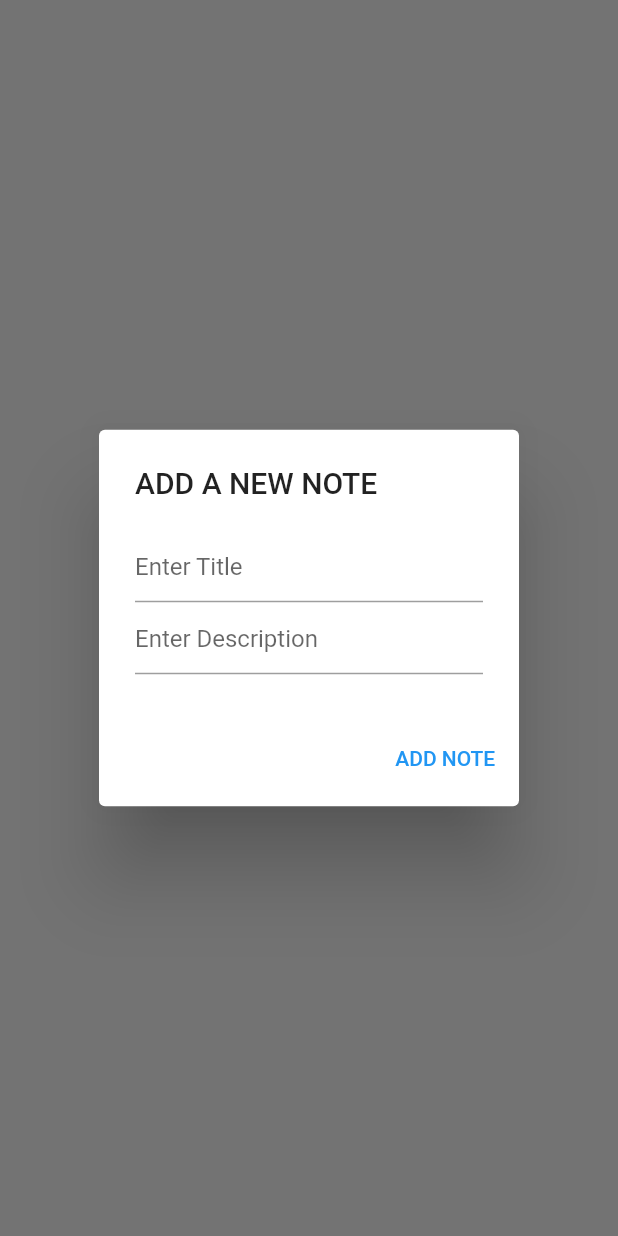
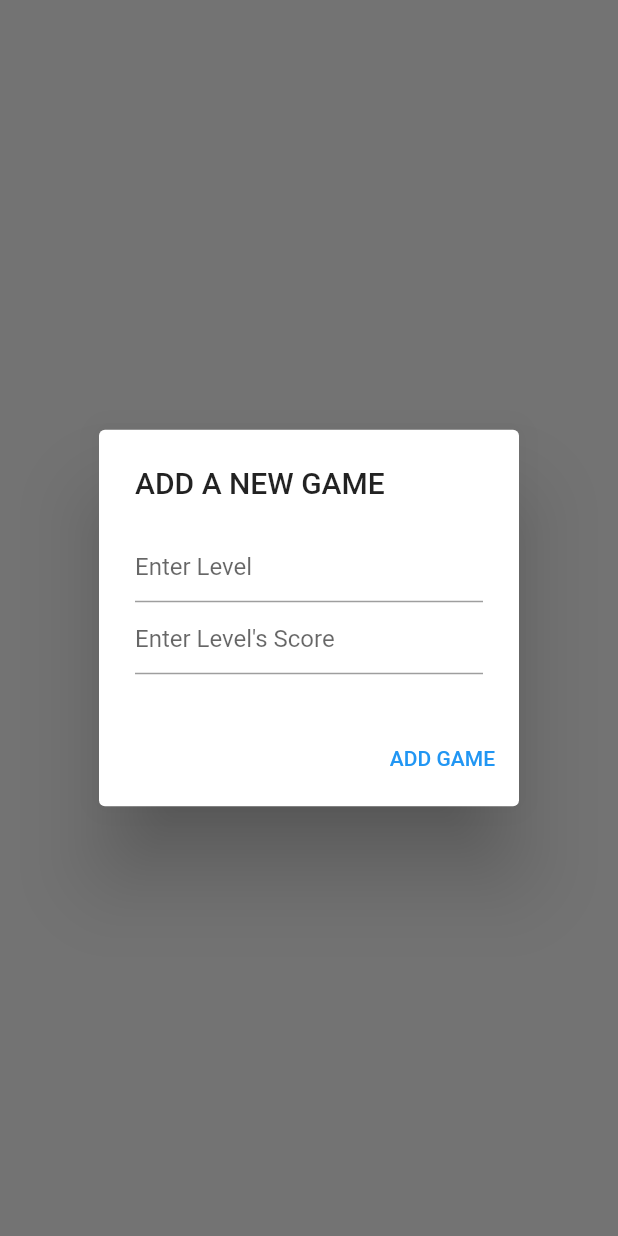
Before and after one commit to Abduallah-ELmaraghy/sparkhub_game, a Flutter app: what showAlertDialog() shows on an empty page, opened directly, on a phone screen of 412 x 824 dp. Run offline on Flutter 3.47's test engine with Material 2 defaults, Android fonts, the light colour scheme and no system bars; our stand-ins replace animated_splash_screen, assets_audio_player, cloud_firestore, firebase_core, flutter_login, flutter_tts and 6 more; missing offline and left inert: assets_audio_player_web, cloud_firestore_web, firebase_auth_web, firebase_core_web, shared_preferences_web; accounts and stored records are empty.

Commit message:
winningPage&Uifinal

```diff
--- /dev/null
+++ b/lib/models/memory_game_data_model.dart
@@ -0,0 +1,6 @@
+class Game {
+  String level;
+  String levelScore;
+
+  Game(this.level, this.levelScore);
+}
--- a/lib/models/memory_game_levels_model.dart
+++ b/lib/models/memory_game_levels_model.dart
@@ -1,6 +1,6 @@
 import 'package:flutter/material.dart';
 import 'package:cloud_firestore/cloud_firestore.dart';
-import '../providers/notes_provider.dart';
+import '../providers/memory_game_provider.dart';
 
 class Details {
   int level = 0;
--- a/lib/models/note.dart
+++ /dev/null
@@ -1,9 +0,0 @@
-import 'package:http/http.dart' as http;
-import 'dart:convert';
-
-class Note {
-  String title;
-  String description;
-
-  Note(this.title, this.description);
-}
--- a/lib/providers/notes_provider.dart
+++ b/lib/providers/memory_game_provider.dart
@@ -1,33 +1,34 @@
 import 'package:flutter/cupertino.dart';
-import '../models/note.dart';
+import '../models/memory_game_data_model.dart';
 import 'package:cloud_firestore/cloud_firestore.dart';
 
 import 'package:http/http.dart' as http;
 import 'dart:convert';
 
-class NotesProvider extends ChangeNotifier {
-  NotesProvider() {
+class MemoryGameProvider extends ChangeNotifier {
+  MemoryGameProvider() {
     readData();
     //Future.delayed(const Duration(seconds: 5));
     //print("notes are:" + getNotes().toString());
   }
+
   //Notes List
-  List<Note> _notes = <Note>[];
+  List<Game> _game = <Game>[];
 
-  List<Note> get getNotes {
+  List<Game> get getGame {
     //Note note = new Note(8.toString(), 0.toString());
     //_notes.add(note);
     //readData();
     //Future.delayed(const Duration(seconds: 5));
-    return _notes;
+    return _game;
   }
 
-  Future<void> addData(String title, String descriptions) async {
+  Future<void> addData(String level, String levelscore) async {
     /* final Stream<QuerySnapshot> game =
         FirebaseFirestore.instance.collection('admin_memoryGame').snapshots();*/
-    Note note = new Note(title, descriptions);
+    Game note = Game(level, levelscore);
 
-    _notes.add(note);
+    _game.add(note);
 
     notifyListeners();
     CollectionReference users =
@@ -35,13 +36,13 @@ class NotesProvider extends ChangeNotifier {
 
     // Call the user's CollectionReference to add a new user
     return users
-        .doc((_notes.length - 1).toString())
+        .doc((_game.length - 1).toString())
         .set({
-          'level': title, // John Doe
-          'levelScore': descriptions, // Stokes and Sons
+          'level': level, // John Doe
+          'levelScore': levelscore, // Stokes and Sons
         })
-        .then((value) => print("User Added"))
-        .catchError((error) => print("Failed to add user: $error"));
+        .then((value) => print("Game Added"))
+        .catchError((error) => print("Failed to add Game: $error"));
   }
 
   Future<void> readData() async {
@@ -51,16 +52,15 @@ class NotesProvider extends ChangeNotifier {
         .get()
         .then((QuerySnapshot querySnapshot) {
       querySnapshot.docs.forEach((doc) {
-        Note note =
-            new Note(doc["level"].toString(), doc["levelScore"].toString());
+        Game game = Game(doc["level"].toString(), doc["levelScore"].toString());
 
-        _notes.add(note);
+        _game.add(game);
 
         //_notes.add(doc["level"]);
         //_notes.add(doc["levelScore"]);
 
-        print("title:" + note.title);
-        print("description:" + note.description);
+        print("title:" + game.level);
+        print("description:" + game.levelScore);
       });
     });
   }
@@ -77,16 +77,16 @@ class NotesProvider extends ChangeNotifier {
   // function to remove or delete notes by using list index position
   //CollectionReference users = FirebaseFirestore.instance.collection('admin_memory_game');
 
-  Future<void> removeNotes(int index) async {
+  Future<void> removeGame(int index) async {
     CollectionReference users =
         FirebaseFirestore.instance.collection('admin_memory_game');
-    _notes.removeAt(index);
+    _game.removeAt(index);
     notifyListeners();
     return users
         .doc((index).toString())
         .delete()
-        .then((value) => print("User Deleted"))
-        .catchError((error) => print("Failed to delete user: $error"));
+        .then((value) => print("Game Deleted"))
+        .catchError((error) => print("Failed to delete Game: $error"));
   }
 
   /* Future<void> removeNotes2(int index) async {
--- a/lib/screens/home.dart
+++ b/lib/screens/home.dart
@@ -1,7 +1,7 @@
 import 'package:flutter/material.dart';
 import 'package:sparkhub_game/constants/style.dart';
 
-import '../providers/notes_provider.dart';
+import '../providers/memory_game_provider.dart';
 
 class MyHomePage extends StatefulWidget {
   const MyHomePage({Key? key, required this.title}) : super(key: key);
--- a/lib/screens/notes_screen.dart
+++ b/lib/screens/memory_game_admin_screen.dart
@@ -1,20 +1,18 @@
 import 'package:flutter/cupertino.dart';
 import 'package:flutter/material.dart';
-import '../models/note.dart';
-import '../providers/notes_provider.dart';
+import '../models/memory_game_data_model.dart';
+import '../providers/memory_game_provider.dart';
 import 'package:provider/provider.dart';
 import '../constants/style.dart';
-import 'package:firebase_core/firebase_core.dart';
-import 'package:firebase_auth/firebase_auth.dart';
 
-class Home_Screen extends StatefulWidget {
-  const Home_Screen({Key? key}) : super(key: key);
+class MemoryGameAdminScreen extends StatefulWidget {
+  const MemoryGameAdminScreen({Key? key}) : super(key: key);
 
   @override
-  Home_Screen_state createState() => Home_Screen_state();
+  MemoryGameAdminScreenState createState() => MemoryGameAdminScreenState();
 }
 
-class Home_Screen_state extends State<Home_Screen> {
+class MemoryGameAdminScreenState extends State<MemoryGameAdminScreen> {
   @override
   /*void initState() {
     setState(() {
@@ -28,18 +26,18 @@ class Home_Screen_state extends State<Home_Screen> {
     return Scaffold(
       backgroundColor: kDarkGreen,
       // backgroundColor: kBackground,
-      appBar: new AppBar(
+      appBar: AppBar(
         backgroundColor: Colors.white,
         //titleSpacing: 0.0,
         toolbarHeight: 300,
         centerTitle: true,
-        iconTheme: IconThemeData(
+        iconTheme: const IconThemeData(
           color: Colors.black,
         ),
         title: Column(children: [
           Text(
-            "Mange memory game",
-            style: TextStyle(color: Colors.black),
+            "Mange Memory GAME",
+            style: TextStyle(color: kDarkGreen),
           ),
           Image.asset(
             "assets/gameIcone.gif",
@@ -68,17 +66,17 @@ class Home_Screen_state extends State<Home_Screen> {
           )),*/
       body: Padding(
         padding: const EdgeInsets.all(8.0),
-        child: Consumer<NotesProvider>(
-          builder: (context, NotesProvider data, child) {
+        child: Consumer<MemoryGameProvider>(
+          builder: (context, MemoryGameProvider data, child) {
             //Future.delayed(const Duration(seconds: 10));
             //if (data.getNotes.isNotEmpty) {
             //data.readData();
             //Provider.of<NotesProvider>(context, listen: false).readData();
-            if (data.getNotes.isNotEmpty) {
+            if (data.getGame.isNotEmpty) {
               return ListView.builder(
-                itemCount: data.getNotes.length,
+                itemCount: data.getGame.length,
                 itemBuilder: (context, index) {
-                  return CardList(data.getNotes[index], index);
+                  return GameList(data.getGame[index], index);
                 },
               );
             } else {
@@ -87,9 +85,9 @@ class Home_Screen_state extends State<Home_Screen> {
                   onTap: () {
                     showAlertDialog(context);
                   },
-                  child: Center(
+                  child: const Center(
                       child: Text(
-                    "ADD SOME NOTES NOW",
+                    "ADD SOME GAMES NOW",
                     style: TextStyle(
                       color: Colors.white,
                     ),
@@ -114,7 +112,7 @@ class Home_Screen_state extends State<Home_Screen> {
           showAlertDialog(context);
         },
         backgroundColor: Colors.white,
-        child: Icon(
+        child: const Icon(
           Icons.add,
           color: Colors.black,
         ),
@@ -124,35 +122,35 @@ class Home_Screen_state extends State<Home_Screen> {
 }
 
 // ignore: must_be_immutable
-class CardList extends StatelessWidget {
-  final Note notes;
+class GameList extends StatelessWidget {
+  final Game game;
   int index;
 
-  CardList(this.notes, this.index);
+  GameList(this.game, this.index, {Key? key}) : super(key: key);
 
   @override
   Widget build(BuildContext context) {
     return Padding(
         padding: const EdgeInsets.all(2.0),
         child: Container(
-            decoration: BoxDecoration(
+            decoration: const BoxDecoration(
                 color: Colors.white,
                 borderRadius: BorderRadius.all(Radius.circular(10))),
             child: ListTile(
-              leading: Icon(Icons.videogame_asset_rounded),
+              leading: const Icon(Icons.videogame_asset_rounded),
               title: Text(
-                notes.title,
+                game.level,
               ),
               subtitle: Text(
-                notes.description,
+                game.levelScore,
               ),
               trailing: IconButton(
-                  icon: Icon(Icons.delete),
+                  icon: const Icon(Icons.delete),
                   color: Colors.red,
                   onPressed: () {
-                    print("HELLO DELETED");
-                    Provider.of<NotesProvider>(context, listen: false)
-                        .removeNotes(index);
+                    print("Game DELETED");
+                    Provider.of<MemoryGameProvider>(context, listen: false)
+                        .removeGame(index);
                     //Provider.of<NotesProvider>(context, listen: false)
                     // .removeNotes(index);
                   }),
@@ -161,33 +159,32 @@ class CardList extends StatelessWidget {
 }
 
 showAlertDialog(BuildContext context) {
-  TextEditingController _Title = TextEditingController();
-  TextEditingController _Description = TextEditingController();
+  TextEditingController _level = TextEditingController();
+  TextEditingController _levelScore = TextEditingController();
+  //TextEditingController _y = TextEditingController();
   // Create button
   Widget okButton = TextButton(
-    child: Text("ADD NOTE"),
+    child: const Text("ADD GAME"),
     onPressed: () {
-      // Provider.of<NotesProviders>(context, listen: false)
-      //     .addNotes(_Title.text, _Description.text);
-      //context.read<NotesProvider>().addNotes(_Title.text, _Description.text);
-      context.read<NotesProvider>().addData(_Title.text, _Description.text);
+      context.read<MemoryGameProvider>().addData(_level.text, _levelScore.text);
       Navigator.of(context).pop();
     },
   );
 
   // Create AlertDialog
+
   AlertDialog alert = AlertDialog(
-    title: Text("ADD A NEW NOTE "),
+    title: const Text("ADD A NEW GAME "),
     content: Column(
       mainAxisSize: MainAxisSize.min,
       children: [
         TextField(
-          controller: _Title,
-          decoration: InputDecoration(hintText: "Enter Title"),
+          controller: _level,
+          decoration: const InputDecoration(hintText: "Enter Level"),
         ),
         TextField(
-          controller: _Description,
-          decoration: InputDecoration(hintText: "Enter Description"),
+          controller: _levelScore,
+          decoration: const InputDecoration(hintText: "Enter Level's Score"),
         ),
       ],
     ),
--- a/lib/screens/memory_game_card_screen.dart
+++ b/lib/screens/memory_game_card_screen.dart
@@ -9,6 +9,7 @@ class CardScreen extends StatefulWidget {
   final int cardIndex;
   final MemoryGameHomeScreenState parent;
 
+  // ignore: use_key_in_widget_constructors
   const CardScreen(
       {required this.imagePathUrl,
       required this.cardIndex,
--- a/pubspec.yaml
+++ b/pubspec.yaml
@@ -52,6 +52,7 @@ dependencies:
   firebase_core: ^1.11.0
   cloud_firestore: ^3.1.6
   firebase_auth: ^3.3.5
+  get_it_mixin: ^3.1.3
 
 
   date_count_down: ^1.0.2
@@ -83,6 +84,8 @@ flutter:
     - assets/logo.png
     - assets/gameIcone.gif
     - assets/memoryGame.gif
+    - assets/youDidIt.gif
+    - assets/youWonMEorygame.gif
     - assets/MemoryGameImages/
     - assets/Sounds/
     - assets/goodjob.gif
```
Also changed, not shown: lib/main.dart (+4 -4 lines), lib/screens/memory_game_home_screen.dart (+14 -6 lines), lib/screens/memory_game_levels_screen.dart (+13 -15 lines), assets/youDidIt.gif (added), assets/youWonMEorygame.gif (added), 1 other file.
